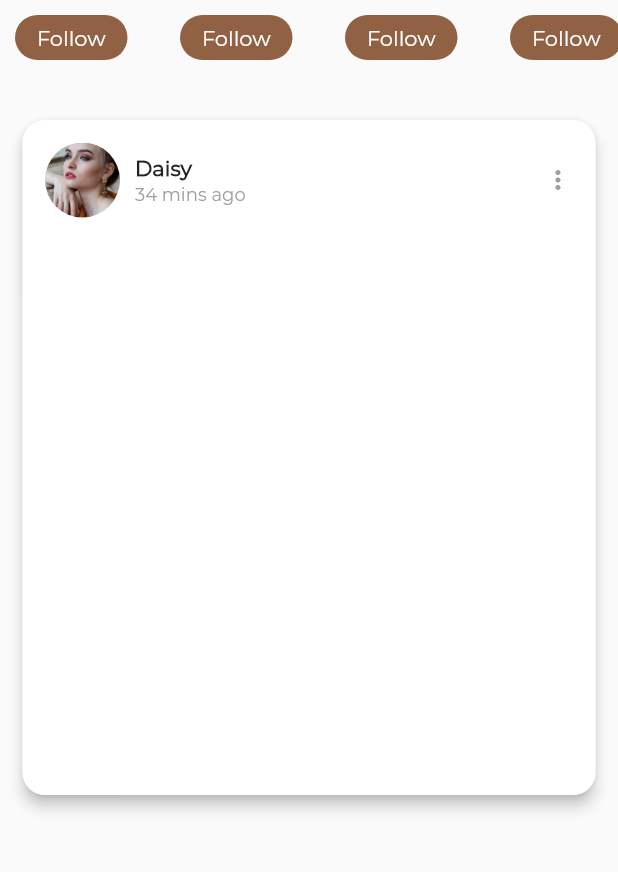
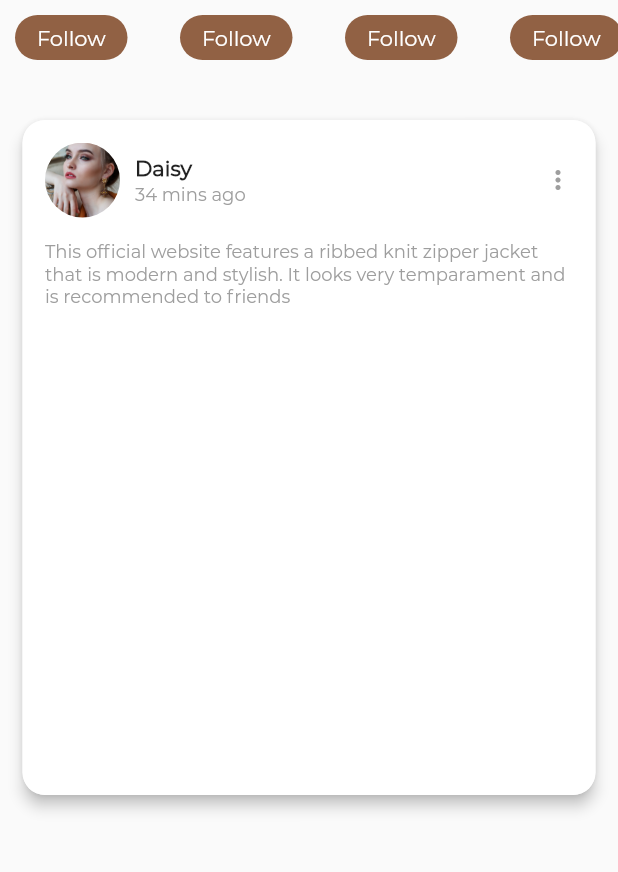
Before and after one commit to JAICHANGPARK/flutter_fashion_design, a Flutter app: the screen it shows after launch, on a phone screen of 412 x 824 dp, the part 234-1106 px from its top. Run offline on Flutter 3.47's test engine with Material 2 defaults, Android fonts, the phone set to English and light mode, and no system bars; project files that could hold a hidden picture were left out.

Commit message:
Update main.dart

```diff
--- a/flutter_fashion_design/lib/main.dart
+++ b/flutter_fashion_design/lib/main.dart
@@ -127,7 +127,18 @@ class _MyHomeState extends State<MyHome> {
                           ),
                         )
                       ],
-                    )
+                    ),
+
+                    SizedBox(height: 15.0),
+                    Text(
+                      'This official website features a ribbed knit zipper jacket that is modern and stylish. It looks very temparament and is recommended to friends',
+                      style: TextStyle(
+                          fontFamily: 'Montserrat',
+                          fontSize: 12.0,
+                          color: Colors.grey),
+                    ),
+                    SizedBox(height: 10.0),
+
                   ],
                 ),
               ),
```
